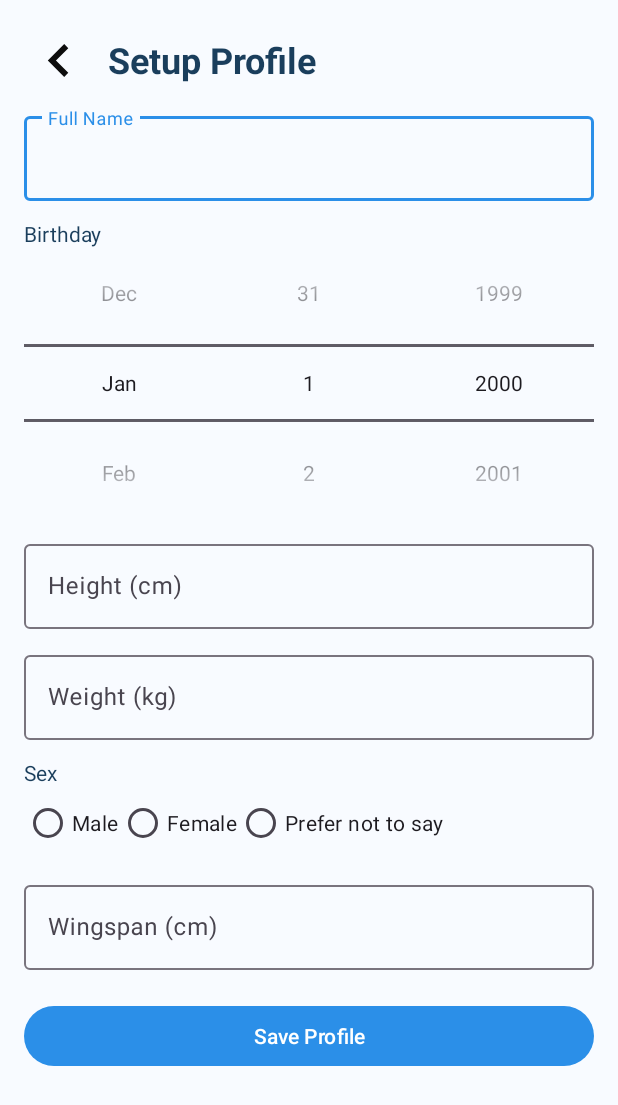
After one commit to daniellalimbag/dory-app, an Android app built with Jetpack Compose: the SwimmerProfileSetupActivity screen opened directly, with no data from a screen before it, on a phone screen of 412 x 824 dp. The commit adds this screen. Shown: the top 1105 px of the screen. Run offline under Robolectric (Android 15) with nearby library versions, the light colour scheme and no system bars.

Commit message:
feat: add swimmer profile setup at registration

```diff
--- a/mobile/src/main/AndroidManifest.xml
+++ b/mobile/src/main/AndroidManifest.xml
@@ -45,6 +45,7 @@
         <activity android:name=".presentation.ConnectActivity" />
         <activity android:name=".presentation.SwimmersActivity" />
         <activity android:name=".presentation.SwimmerProfileActivity" />
+        <activity android:name=".presentation.SwimmerProfileSetupActivity" />
         <activity android:name=".presentation.RegisterActivity" />
         <activity android:name=".presentation.exercises.ExercisesActivity" />
         <activity android:name=".presentation.exercises.AddExerciseActivity" />
--- /dev/null
+++ b/mobile/src/main/java/com/thesisapp/presentation/SwimmerProfileSetupActivity.kt
@@ -0,0 +1,153 @@
+package com.thesisapp.presentation
+
+import android.content.Context
+import android.os.Bundle
+import android.widget.Button
+import android.widget.ImageButton
+import android.widget.NumberPicker
+import android.widget.RadioButton
+import android.widget.RadioGroup
+import com.google.android.material.textfield.TextInputEditText
+import android.widget.Toast
+import androidx.appcompat.app.AppCompatActivity
+import com.thesisapp.R
+import com.thesisapp.utils.AuthManager
+import com.thesisapp.utils.animateClick
+import java.util.Calendar
+
+class SwimmerProfileSetupActivity : AppCompatActivity() {
+
+    private lateinit var inputName: TextInputEditText
+    private lateinit var pickerMonth: NumberPicker
+    private lateinit var pickerDay: NumberPicker
+    private lateinit var pickerYear: NumberPicker
+    private lateinit var inputHeight: TextInputEditText
+    private lateinit var inputWeight: TextInputEditText
+    private lateinit var inputWingspan: TextInputEditText
+    private lateinit var radioGroupSex: RadioGroup
+    private lateinit var btnSave: Button
+
+    override fun onCreate(savedInstanceState: Bundle?) {
+        super.onCreate(savedInstanceState)
+        setContentView(R.layout.activity_swimmer_profile_setup)
+
+        inputName = findViewById(R.id.inputName)
+        pickerMonth = findViewById(R.id.pickerMonth)
+        pickerDay = findViewById(R.id.pickerDay)
+        pickerYear = findViewById(R.id.pickerYear)
+        inputHeight = findViewById(R.id.inputHeight)
+        inputWeight = findViewById(R.id.inputWeight)
+        inputWingspan = findViewById(R.id.inputWingspan)
+        radioGroupSex = findViewById(R.id.radioGroupSex)
+        btnSave = findViewById(R.id.btnSave)
+        findViewById<ImageButton>(R.id.btnBack)?.setOnClickListener { finish() }
+
+        setupBirthdayPickers()
+        loadExistingProfileIfAny()
+
+        btnSave.setOnClickListener {
+            it.animateClick()
+            if (saveProfile()) {
+                Toast.makeText(this, "Profile saved", Toast.LENGTH_SHORT).show()
+                finish()
+            }
+        }
+    }
+
+    private fun prefs() = getSharedPreferences("profile_prefs", Context.MODE_PRIVATE)
+
+    private fun loadExistingProfileIfAny() {
+        val user = AuthManager.currentUser(this) ?: return
+        val p = prefs()
+        inputName.setText(p.getString("${user.email}.name", ""))
+        inputHeight.setText(p.getFloat("${user.email}.height", 0f).takeIf { it > 0f }?.toString() ?: "")
+        inputWeight.setText(p.getFloat("${user.email}.weight", 0f).takeIf { it > 0f }?.toString() ?: "")
+        inputWingspan.setText(p.getFloat("${user.email}.wingspan", 0f).takeIf { it > 0f }?.toString() ?: "")
+        val birthday = p.getString("${user.email}.birthday", "2000-01-01") ?: "2000-01-01"
+        val parts = birthday.split("-")
+        val year = parts.getOrNull(0)?.toIntOrNull() ?: 2000
+        val month = parts.getOrNull(1)?.toIntOrNull() ?: 1
+        val day = parts.getOrNull(2)?.toIntOrNull() ?: 1
+        pickerYear.value = year
+        pickerMonth.value = month
+        pickerDay.value = day
+        val sex = p.getString("${user.email}.sex", "Unknown")
+        val radioId = when (sex) { "Male" -> R.id.radioMale; "Female" -> R.id.radioFemale; else -> R.id.radioUnknown }
+        radioGroupSex.check(radioId)
+    }
+
+    private fun saveProfile(): Boolean {
+        val name = inputName.text?.toString()?.trim().orEmpty()
+        val height = inputHeight.text?.toString()?.toFloatOrNull()
+        val weight = inputWeight.text?.toString()?.toFloatOrNull()
+        val wingspan = inputWingspan.text?.toString()?.toFloatOrNull()
+        val sex = when (radioGroupSex.checkedRadioButtonId) {
+            R.id.radioMale -> "Male"
+            R.id.radioFemale -> "Female"
+            else -> "Unknown"
+        }
+        val birthday = String.format("%04d-%02d-%02d", pickerYear.value, pickerMonth.value, pickerDay.value)
+
+        if (name.isEmpty() || height == null || weight == null || wingspan == null) {
+            Toast.makeText(this, "Please complete all fields", Toast.LENGTH_SHORT).show()
+            return false
+        }
+        val user = AuthManager.currentUser(this)
+        if (user == null) {
+            Toast.makeText(this, "Not logged in", Toast.LENGTH_SHORT).show()
+            return false
+        }
+        prefs().edit()
+            .putString("${user.email}.name", name)
+            .putFloat("${user.email}.height", height)
+            .putFloat("${user.email}.weight", weight)
+            .putFloat("${user.email}.wingspan", wingspan)
+            .putString("${user.email}.sex", sex)
+            .putString("${user.email}.birthday", birthday)
+            .apply()
+        return true
+    }
+
+    private fun setupBirthdayPickers() {
+        val calendar = Calendar.getInstance()
+        val currentYear = calendar.get(Calendar.YEAR)
+        val months = arrayOf("Jan", "Feb", "Mar", "Apr", "May", "Jun", "Jul", "Aug", "Sep", "Oct", "Nov", "Dec")
+        pickerMonth.minValue = 1
+        pickerMonth.maxValue = 12
+        pickerMonth.displayedValues = months
+        pickerMonth.value = 1
+        pickerMonth.wrapSelectorWheel = true
+
+        pickerDay.minValue = 1
+        pickerDay.maxValue = 31
+        pickerDay.value = 1
+        pickerDay.wrapSelectorWheel = true
+
+        pickerYear.minValue = 1950
+        pickerYear.maxValue = currentYear
+        pickerYear.value = 2000
+        pickerYear.wrapSelectorWheel = false
+
+        pickerMonth.setOnValueChangedListener { _, _, newMonth ->
+            updateDayPicker(newMonth, pickerYear.value)
+        }
+        pickerYear.setOnValueChangedListener { _, _, newYear ->
+            updateDayPicker(pickerMonth.value, newYear)
+        }
+    }
+
+    private fun updateDayPicker(month: Int, year: Int) {
+        val daysInMonth = when (month) {
+            2 -> if (isLeapYear(year)) 29 else 28
+            4, 6, 9, 11 -> 30
+            else -> 31
+        }
+        val currentDay = pickerDay.value
+        pickerDay.maxValue = daysInMonth
+        if (currentDay > daysInMonth) pickerDay.value = daysInMonth
+    }
+
+    private fun isLeapYear(year: Int): Boolean {
+        return (year % 4 == 0 && year % 100 != 0) || (year % 400 == 0)
+    }
+}
--- /dev/null
+++ b/mobile/src/main/res/layout/activity_swimmer_profile_setup.xml
@@ -0,0 +1,149 @@
+<?xml version="1.0" encoding="utf-8"?>
+<ScrollView xmlns:android="http://schemas.android.com/apk/res/android"
+    android:layout_width="match_parent"
+    android:layout_height="match_parent"
+    android:background="@color/background">
+
+    <LinearLayout
+        android:layout_width="match_parent"
+        android:layout_height="wrap_content"
+        android:orientation="vertical"
+        android:padding="16dp">
+
+        <LinearLayout
+            android:layout_width="match_parent"
+            android:layout_height="wrap_content"
+            android:orientation="horizontal"
+            android:gravity="center_vertical"
+            android:paddingBottom="8dp">
+
+            <ImageButton
+                android:id="@+id/btnBack"
+                android:layout_width="48dp"
+                android:layout_height="48dp"
+                android:background="?attr/selectableItemBackgroundBorderless"
+                android:src="@drawable/ic_back"
+                android:contentDescription="Back" />
+
+            <TextView
+                android:layout_width="0dp"
+                android:layout_height="wrap_content"
+                android:layout_weight="1"
+                android:layout_marginStart="8dp"
+                android:text="Setup Profile"
+                android:textSize="24sp"
+                android:textStyle="bold"
+                android:textColor="@color/text" />
+        </LinearLayout>
+
+        <com.google.android.material.textfield.TextInputLayout
+            android:layout_width="match_parent"
+            android:layout_height="wrap_content"
+            android:hint="Full Name">
+            <com.google.android.material.textfield.TextInputEditText
+                android:id="@+id/inputName"
+                android:layout_width="match_parent"
+                android:layout_height="wrap_content" />
+        </com.google.android.material.textfield.TextInputLayout>
+
+        <TextView
+            android:layout_width="wrap_content"
+            android:layout_height="wrap_content"
+            android:layout_marginTop="12dp"
+            android:text="Birthday"
+            android:textColor="@color/text" />
+
+        <LinearLayout
+            android:layout_width="match_parent"
+            android:layout_height="wrap_content"
+            android:orientation="horizontal">
+            <NumberPicker
+                android:id="@+id/pickerMonth"
+                android:layout_width="0dp"
+                android:layout_height="wrap_content"
+                android:layout_weight="1" />
+            <NumberPicker
+                android:id="@+id/pickerDay"
+                android:layout_width="0dp"
+                android:layout_height="wrap_content"
+                android:layout_weight="1" />
+            <NumberPicker
+                android:id="@+id/pickerYear"
+                android:layout_width="0dp"
+                android:layout_height="wrap_content"
+                android:layout_weight="1" />
+        </LinearLayout>
+
+        <com.google.android.material.textfield.TextInputLayout
+            android:layout_width="match_parent"
+            android:layout_height="wrap_content"
+            android:layout_marginTop="12dp"
+            android:hint="Height (cm)">
+            <com.google.android.material.textfield.TextInputEditText
+                android:id="@+id/inputHeight"
+                android:layout_width="match_parent"
+                android:layout_height="wrap_content"
+                android:inputType="numberDecimal" />
+        </com.google.android.material.textfield.TextInputLayout>
+
+        <com.google.android.material.textfield.TextInputLayout
+            android:layout_width="match_parent"
+            android:layout_height="wrap_content"
+            android:layout_marginTop="12dp"
+            android:hint="Weight (kg)">
+            <com.google.android.material.textfield.TextInputEditText
+                android:id="@+id/inputWeight"
+                android:layout_width="match_parent"
+                android:layout_height="wrap_content"
+                android:inputType="numberDecimal" />
+        </com.google.android.material.textfield.TextInputLayout>
+
+        <TextView
+            android:layout_width="wrap_content"
+            android:layout_height="wrap_content"
+            android:layout_marginTop="12dp"
+            android:text="Sex"
+            android:textColor="@color/text" />
+        <RadioGroup
+            android:id="@+id/radioGroupSex"
+            android:layout_width="match_parent"
+            android:layout_height="wrap_content"
+            android:orientation="horizontal">
+            <RadioButton
+                android:id="@+id/radioMale"
+                android:layout_width="wrap_content"
+                android:layout_height="wrap_content"
+                android:text="Male" />
+            <RadioButton
+                android:id="@+id/radioFemale"
+                android:layout_width="wrap_content"
+                android:layout_height="wrap_content"
+                android:text="Female" />
+            <RadioButton
+                android:id="@+id/radioUnknown"
+                android:layout_width="wrap_content"
+                android:layout_height="wrap_content"
+                android:text="Prefer not to say" />
+        </RadioGroup>
+
+        <com.google.android.material.textfield.TextInputLayout
+            android:layout_width="match_parent"
+            android:layout_height="wrap_content"
+            android:layout_marginTop="12dp"
+            android:hint="Wingspan (cm)">
+            <com.google.android.material.textfield.TextInputEditText
+                android:id="@+id/inputWingspan"
+                android:layout_width="match_parent"
+                android:layout_height="wrap_content"
+                android:inputType="numberDecimal" />
+        </com.google.android.material.textfield.TextInputLayout>
+
+        <Button
+            android:id="@+id/btnSave"
+            android:layout_width="match_parent"
+            android:layout_height="wrap_content"
+            android:layout_marginTop="20dp"
+            android:text="Save Profile" />
+
+    </LinearLayout>
+</ScrollView>
```
Also changed, not shown: mobile/src/main/java/com/thesisapp/presentation/EnrollViaCodeActivity.kt (+20 -8 lines), mobile/src/main/java/com/thesisapp/presentation/RegisterActivity.kt (+2 -7 lines), mobile/src/main/java/com/thesisapp/presentation/SwimmersActivity.kt (+0 -12 lines), mobile/src/main/res/layout/activity_swimmers.xml (+1 -16 lines).
